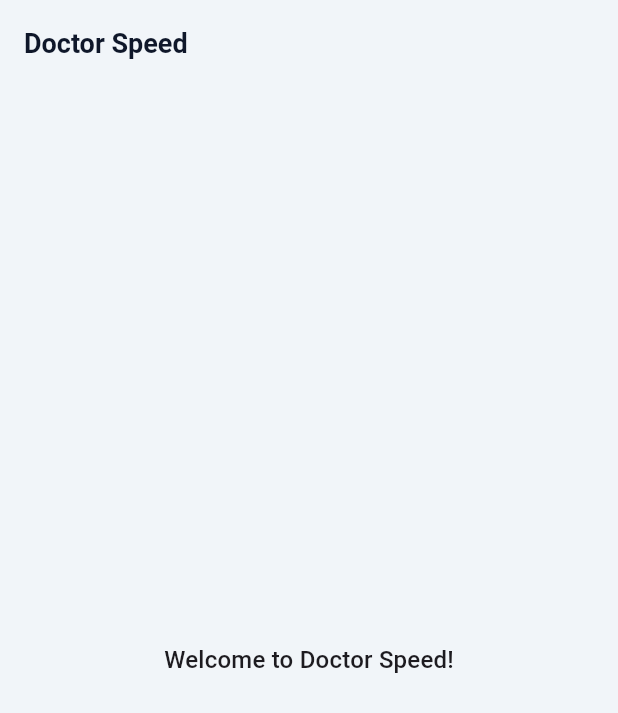
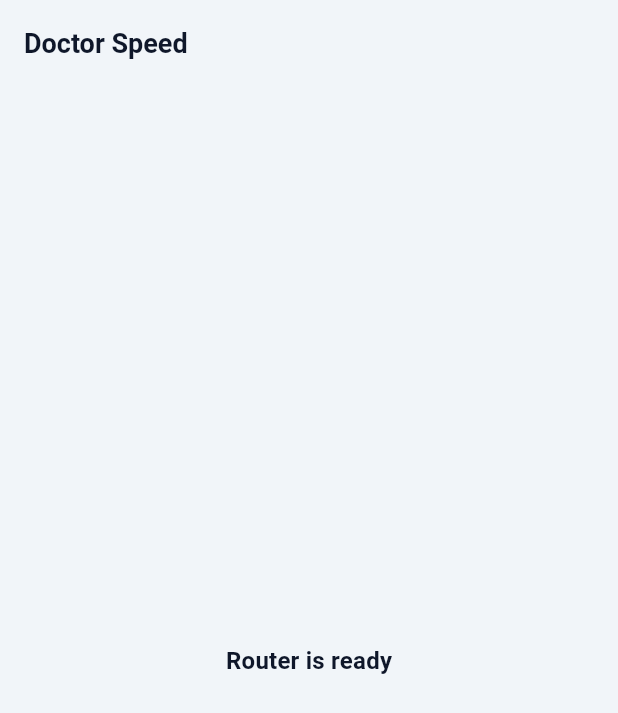
Before and after one commit to kamal635/doctor_speed_app, a Flutter app: the screen it shows after launch, on a phone screen of 412 x 824 dp. Shown: the top 713 px of the screen. Run offline on Flutter 3.47's test engine with Material 3 defaults, Android fonts, the phone set to English and light mode, and no system bars; our stand-ins replace flutter_riverpod, go_router.

Commit message:
feat: add base app router setup

```diff
--- a/lib/app/bootstrap/doctor_speed_app.dart
+++ b/lib/app/bootstrap/doctor_speed_app.dart
@@ -1,5 +1,6 @@
 import 'package:flutter/material.dart';
 
+import '../router/app_router.dart';
 import '../theme/app_theme.dart';
 
 class DoctorSpeedApp extends StatelessWidget {
@@ -7,21 +8,13 @@
 
   @override
   Widget build(BuildContext context) {
-    return MaterialApp(
+    return MaterialApp.router(
       title: 'Doctor Speed',
       debugShowCheckedModeBanner: false,
       theme: AppTheme.light,
       darkTheme: AppTheme.dark,
       themeMode: ThemeMode.system,
-      home: Scaffold(
-        appBar: AppBar(title: const Text('Doctor Speed')),
-        body: Center(
-          child: Text(
-            'Welcome to Doctor Speed!',
-            style: Theme.of(context).textTheme.titleMedium,
-          ),
-        ),
-      ),
+      routerConfig: appRouter,
     );
   }
 }
--- /dev/null
+++ b/lib/app/router/app_router.dart
@@ -0,0 +1,33 @@
+import 'package:flutter/material.dart';
+import 'package:go_router/go_router.dart';
+
+import 'app_routes.dart';
+
+final GoRouter appRouter = GoRouter(
+  initialLocation: AppRoutes.root,
+  routes: <RouteBase>[
+    GoRoute(
+      path: AppRoutes.root,
+      builder: (context, state) {
+        return const _PlaceholderPage();
+      },
+    ),
+  ],
+);
+
+class _PlaceholderPage extends StatelessWidget {
+  const _PlaceholderPage();
+
+  @override
+  Widget build(BuildContext context) {
+    return Scaffold(
+      appBar: AppBar(title: const Text('Doctor Speed')),
+      body: Center(
+        child: Text(
+          'Router is ready',
+          style: Theme.of(context).textTheme.titleMedium,
+        ),
+      ),
+    );
+  }
+}
--- /dev/null
+++ b/lib/app/router/app_routes.dart
@@ -0,0 +1,3 @@
+abstract final class AppRoutes {
+  static const String root = '/';
+}
```
